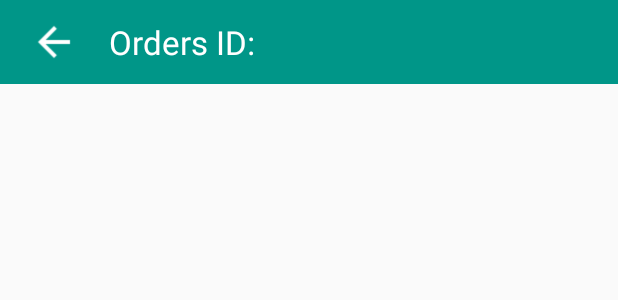
After one commit to amitvrkv/MyBooks, an Android app: the layout activity_order_details.xml on its own in the app's theme, with its tools: preview values and no code run, on a phone screen of 412 x 824 dp. The commit adds this screen. Shown: the top 300 px of the screen. Run offline under Robolectric (Android 15) with nearby library versions, the phone set to English and light mode, and no system bars.

Commit message:
21/06/2017 done with order

```diff
--- a/app/src/main/AndroidManifest.xml
+++ b/app/src/main/AndroidManifest.xml
@@ -32,7 +32,8 @@
             android:theme="@style/AppTheme" />
         <activity android:name=".AddressActivity" />
         <activity android:name=".PaymentPageActivity" />
-        <activity android:name=".OrderPageActivity"></activity>
+        <activity android:name=".OrderPageActivity" />
+        <activity android:name=".OrderDetailsActivity"></activity>
     </application>
 
 </manifest>
--- a/app/src/main/java/com/mybooks/mybooks/OrderPageActivity.java
+++ b/app/src/main/java/com/mybooks/mybooks/OrderPageActivity.java
@@ -46,7 +46,7 @@ public class OrderPageActivity extends AppCompatActivity implements View.OnClick
                 databaseReference
         ) {
             @Override
-            protected void populateViewHolder(OrderBookListHolder viewHolder, OrderBookList model, int position) {
+            protected void populateViewHolder(OrderBookListHolder viewHolder, final OrderBookList model, int position) {
                 viewHolder.setOrderId(model.getOrderid());
                 viewHolder.setDate(model.getDate());
                 viewHolder.setAmount(model.getGrandtotal());
@@ -132,7 +132,9 @@ public class OrderPageActivity extends AppCompatActivity implements View.OnClick
                     break;
 
                 case R.id.getOrderDetails:
-
+                    Intent intent = new Intent(mView.getContext(), OrderDetailsActivity.class);
+                    intent.putExtra("orderId", ordId);
+                    mView.getContext().startActivity(intent);
                     break;
             }
         }
--- /dev/null
+++ b/app/src/main/res/layout/activity_order_details.xml
@@ -0,0 +1,40 @@
+<?xml version="1.0" encoding="utf-8"?>
+<RelativeLayout xmlns:android="http://schemas.android.com/apk/res/android"
+    xmlns:app="http://schemas.android.com/apk/res-auto"
+    xmlns:tools="http://schemas.android.com/tools"
+    android:layout_width="match_parent"
+    android:layout_height="match_parent"
+    tools:context="com.mybooks.mybooks.OrderDetailsActivity">
+
+    <LinearLayout
+        android:layout_width="match_parent"
+        android:layout_height="@dimen/toolbarHeight"
+        android:background="@color/colorPrimary"
+        android:id="@+id/linearLayout3">
+
+        <ImageView
+            android:id="@+id/oderDetailsBackBtn"
+            android:layout_width="wrap_content"
+            android:layout_height="wrap_content"
+            android:padding="@dimen/backButtonPadding"
+            android:src="@drawable/ic_arrow_back_white_24dp" />
+
+        <TextView
+            android:id="@+id/orderDetialsId"
+            android:layout_width="wrap_content"
+            android:layout_height="match_parent"
+            android:gravity="center"
+            android:text="Orders ID: "
+            android:textColor="@color/colorTextIcon"
+            android:textSize="@dimen/toolbarTextSize" />
+
+    </LinearLayout>
+
+    <android.support.v7.widget.RecyclerView
+        android:id="@+id/orderDetailsRecycleView"
+        android:layout_width="match_parent"
+        android:layout_height="match_parent"
+        android:layout_below="@+id/linearLayout3"/>
+
+
+</RelativeLayout>
--- a/app/src/main/res/layout/order_book_list_view.xml
+++ b/app/src/main/res/layout/order_book_list_view.xml
@@ -89,6 +89,7 @@
                 android:textColor="@color/colorPrimaryText" />
 
             <TextView
+                android:textColor="@android:color/holo_red_dark"
                 android:id="@+id/ototalIndividual"
                 android:layout_width="wrap_content"
                 android:layout_height="wrap_content"
```
Also changed, not shown: app/src/main/java/com/mybooks/mybooks/OrderDetailsActivity.java (added, +123 -0 lines), app/src/main/java/com/mybooks/mybooks/OrderDetailsBookList.java (added, +95 -0 lines), app/build.gradle (line endings or trailing spaces).
